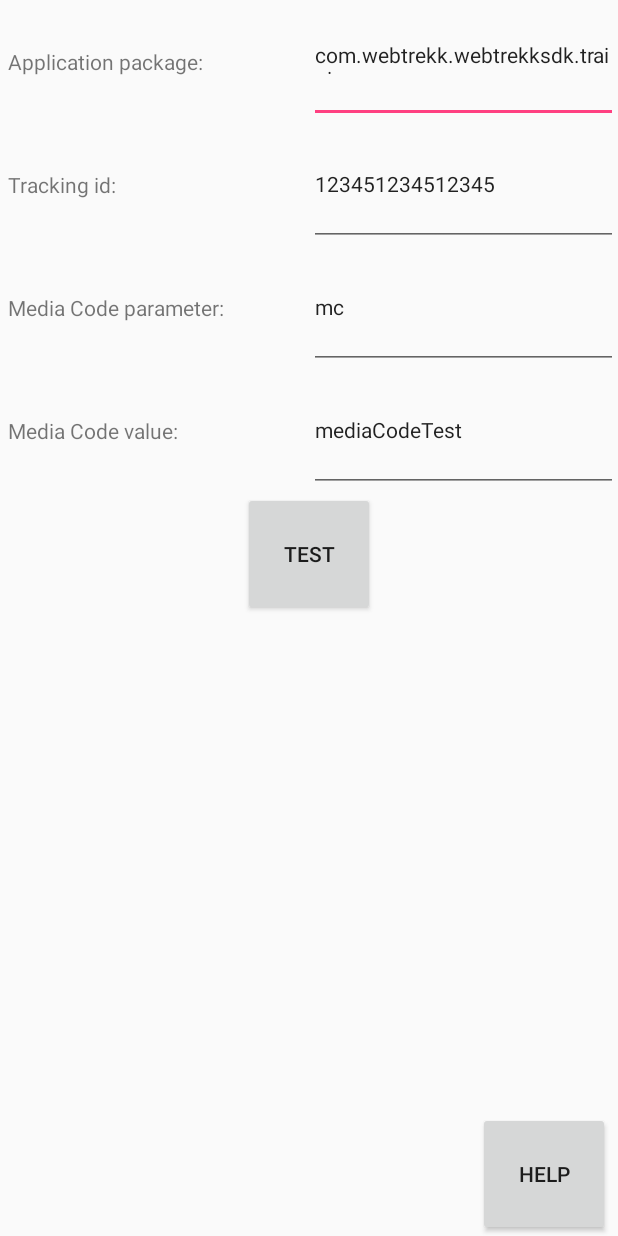
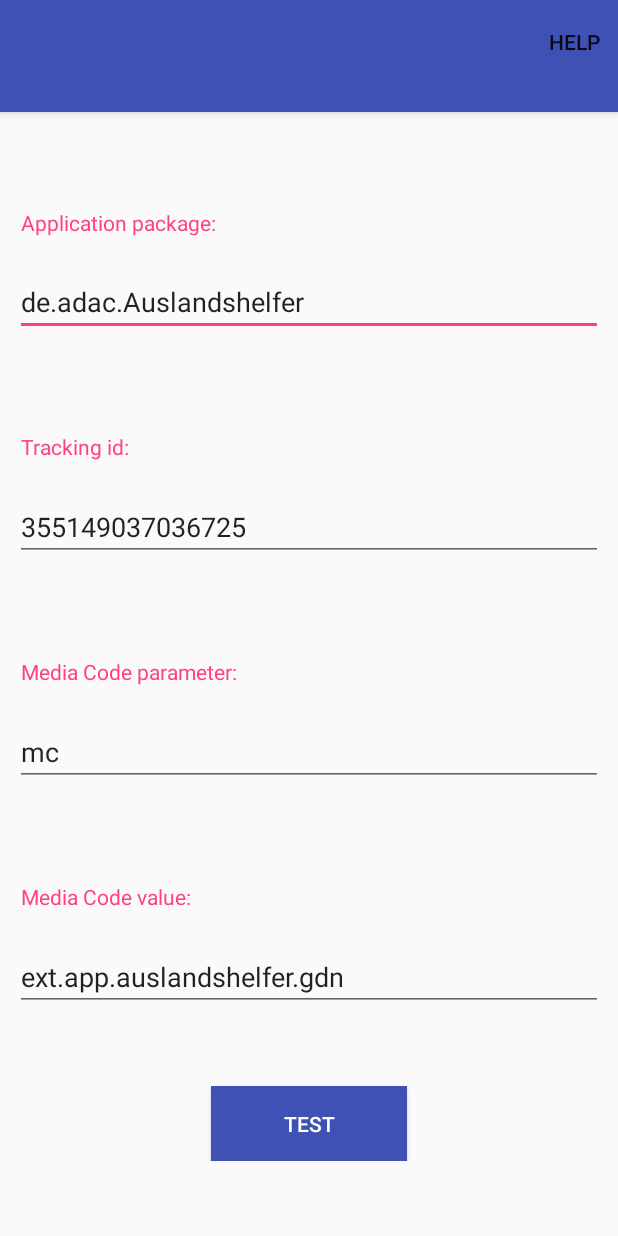
Before and after one commit to Webtrekk/CampaignTest, an Android app: the screen it shows after launch (MainActivity), on a phone screen of 412 x 824 dp. Run offline under Robolectric (Android 15) with nearby library versions, the phone set to English and light mode, and no system bars.

Commit message:
Second commit
UI improvement based on UI design

PIX-287

```diff
--- a/app/src/main/AndroidManifest.xml
+++ b/app/src/main/AndroidManifest.xml
@@ -26,7 +26,11 @@
             android:name=".HelpActivity"
             android:configChanges="orientation"
             android:screenOrientation="portrait"
+            android:parentActivityName=".MainActivity"
             android:theme="@style/AppTheme.NoActionBar">
+            <meta-data
+                android:name="android.support.PARENT_ACTIVITY"
+                android:value=".MainActivity" />
         </activity>
     </application>
 
--- a/app/src/main/java/com/webtrekk/referrertest/HelpActivity.java
+++ b/app/src/main/java/com/webtrekk/referrertest/HelpActivity.java
@@ -17,22 +17,30 @@
 * Created by vartbaronov on 24.11.16.
 */
 
-
 package com.webtrekk.referrertest;
 
-import android.app.Activity;
 import android.os.Bundle;
+import android.support.v7.app.ActionBar;
+import android.support.v7.app.AppCompatActivity;
+import android.support.v7.widget.Toolbar;
 import android.view.View;
 import android.webkit.WebView;
 
 
-public class HelpActivity extends Activity {
+public class HelpActivity extends AppCompatActivity {
     @Override
     protected void onCreate(Bundle savedInstanceState) {
         super.onCreate(savedInstanceState);
         setContentView(R.layout.activity_main);
 
-        findViewById(R.id.main_layout).setVisibility(View.INVISIBLE);
+        Toolbar myToolbar = (Toolbar) findViewById(R.id.toolbar);
+        setSupportActionBar(myToolbar);
+
+        ActionBar actionBar = getSupportActionBar();
+        actionBar.setDisplayHomeAsUpEnabled(true);
+        actionBar.setTitle(null);
+
+        findViewById(R.id.main_layout).setVisibility(View.GONE);
 
         WebView vebView = (WebView)findViewById(R.id.web_view);
 
--- a/app/src/main/java/com/webtrekk/referrertest/MainActivity.java
+++ b/app/src/main/java/com/webtrekk/referrertest/MainActivity.java
@@ -19,15 +19,19 @@
 
 package com.webtrekk.referrertest;
 
-import android.app.Activity;
 import android.content.DialogInterface;
 import android.content.Intent;
+import android.content.SharedPreferences;
 import android.content.pm.PackageManager;
 import android.os.Bundle;
 import android.os.Handler;
 import android.support.v7.app.AlertDialog;
+import android.support.v7.app.AppCompatActivity;
+import android.support.v7.widget.Toolbar;
 import android.text.Editable;
 import android.text.TextWatcher;
+import android.view.Menu;
+import android.view.MenuItem;
 import android.view.View;
 import android.webkit.WebView;
 import android.webkit.WebViewClient;
@@ -40,7 +44,7 @@ import java.util.regex.Matcher;
 import java.util.regex.Pattern;
 
 
-public class MainActivity extends Activity {
+public class MainActivity extends AppCompatActivity {
 
     private EditText mApplicationPackage;
     private EditText mTrackingID;
@@ -48,6 +52,16 @@ public class MainActivity extends Activity {
     private EditText mMediaCodeValue;
     private Button mTestButton;
     private boolean mIsShouldStarted;
+    AlertDialog mAlertDialog;
+
+    private static final String APPLICATION_PACKAGE_SETTING = "APPLICATION_PACKAGE_SETTING";
+    private static final String TRACKING_ID_SETTING = "TRACKING_ID_SETTING";
+    private static final String MEDIA_PARAMETER_SETTING = "MEDIA_PARAMETER_SETTING";
+    private static final String MEDIA_CODE_VALUE = "MEDIA_CODE_VALUE";
+
+    private static final int mEditsIDs[] = {R.id.application_id, R.id.tracking_id, R.id.media_code_par, R.id.media_code_val};
+    private static final String mSettingKeys[] = {APPLICATION_PACKAGE_SETTING, TRACKING_ID_SETTING, MEDIA_PARAMETER_SETTING, MEDIA_CODE_VALUE};
+
 
     @Override
     protected void onCreate(Bundle savedInstanceState) {
@@ -59,6 +73,8 @@ public class MainActivity extends Activity {
         mMediaCodeParameter = (EditText)findViewById(R.id.media_code_par);
         mMediaCodeValue = (EditText)findViewById(R.id.media_code_val);
         mTestButton = (Button)findViewById(R.id.test_button);
+
+        readFromSetting();
 
         TextWatcher textWatcher = new TextWatcher() {
             @Override
@@ -90,15 +106,11 @@ public class MainActivity extends Activity {
             }
         });
 
-        Button helpButton = (Button)findViewById(R.id.help_button);
-        helpButton.setOnClickListener(new View.OnClickListener() {
-            @Override
-            public void onClick(View v) {
-                startActivity(new Intent(MainActivity.this, HelpActivity.class));
-            }
-        });
+        validateInput();
 
-        validateInput();
+        Toolbar myToolbar = (Toolbar) findViewById(R.id.toolbar);
+        setSupportActionBar(myToolbar);
+        getSupportActionBar().setTitle(null);
     }
 
     private boolean validateInput(){
@@ -139,10 +151,10 @@ public class MainActivity extends Activity {
                                                  processClickID(clickID);
                                                  isProcessed = true;
                                              } else {
-                                                 error = "Incorrect referrer:"+ referrerValue;
+                                                 error = getString(R.string.error_incorrect_referer, referrerValue);
                                              }
                                          } else{
-                                             error = "Lack of referrer in url:"+ url;
+                                             error = getString(R.string.error_lack_of_referer, url);
                                          }
 
                                          if (!isProcessed){
@@ -161,29 +173,100 @@ public class MainActivity extends Activity {
             error = "Undefined error";
         }
 
-        AlertDialog alertDialog = new AlertDialog.Builder(MainActivity.this).create();
-        alertDialog.setTitle("Error");
-        alertDialog.setMessage(error);
-        alertDialog.setButton(AlertDialog.BUTTON_NEUTRAL, "OK",
+        if (mAlertDialog == null)
+            mAlertDialog = new AlertDialog.Builder(MainActivity.this).create();
+
+        if (mAlertDialog.isShowing())
+            mAlertDialog.dismiss();
+
+        mAlertDialog.setTitle("Error");
+        mAlertDialog.setMessage(error);
+        mAlertDialog.setButton(AlertDialog.BUTTON_NEUTRAL, "OK",
                 new DialogInterface.OnClickListener() {
                     public void onClick(DialogInterface dialog, int which) {
                         dialog.dismiss();
                     }
                 });
-        alertDialog.show();
+        mAlertDialog.show();
     }
 
     @Override
     public void onStart(){
         super.onStart();
         mIsShouldStarted = false;
-        findViewById(R.id.final_help_text).setVisibility(View.INVISIBLE);
     }
 
     @Override
     public void onStop(){
         super.onStop();
+
+        saveToSetting();
+        if (mIsShouldStarted && mAlertDialog != null && mAlertDialog.isShowing())
+            mAlertDialog.dismiss();
         mIsShouldStarted = false;
+    }
+
+    @Override
+    protected void onDestroy() {
+        super.onDestroy();
+    }
+
+
+    @Override
+    public boolean onCreateOptionsMenu(Menu menu) {
+        // Inflate the menu; this adds items to the action bar if it is present.
+        getMenuInflater().inflate(R.menu.menu_main, menu);
+        return true;
+    }
+
+
+    @Override
+    public boolean onOptionsItemSelected(MenuItem item) {
+        // Handle action bar item clicks here. The action bar will
+        // automatically handle clicks on the Home/Up button, so long
+        // as you specify a parent activity in AndroidManifest.xml.
+        int id = item.getItemId();
+
+        //noinspection SimplifiableIfStatement
+        if (id == R.id.action_help) {
+            startActivity(new Intent(MainActivity.this, HelpActivity.class));
+            return true;
+        }
+
+        return super.onOptionsItemSelected(item);
+    }
+
+    private void readFromSetting(){
+
+        SharedPreferences pref = getPreferences(MODE_PRIVATE);
+
+        for (int i = 0; i < mEditsIDs.length; i++) {
+            EditText editCtrl = (EditText)findViewById(mEditsIDs[i]);
+            if (editCtrl != null){
+                String text = pref.getString(mSettingKeys[i], null);
+                if (text != null && !text.isEmpty()){
+                    editCtrl.setText(text);
+                }
+            }
+        }
+    }
+
+    private void saveToSetting()
+    {
+        SharedPreferences.Editor prefEdit = getPreferences(MODE_PRIVATE).edit();
+
+        for (int i = 0; i < mEditsIDs.length; i++) {
+            EditText editCtrl = (EditText)findViewById(mEditsIDs[i]);
+            if (editCtrl != null){
+                String text = editCtrl.getText().toString();
+                if (text != null){
+                    prefEdit.putString(mSettingKeys[i], text);
+                } else {
+                    prefEdit.remove(mSettingKeys[i]);
+                }
+            }
+        }
+        prefEdit.apply();
     }
 
     private void processClickID(String clickID){
@@ -211,8 +294,7 @@ public class MainActivity extends Activity {
             intent.setClassName(packageName, "com.webtrekk.webtrekksdk.ReferrerReceiver");
             sendBroadcast(intent);
 
-            //launc this app
-
+            //launch this app
             Intent launchIntent = getPackageManager().getLaunchIntentForPackage(packageName);
             if (launchIntent != null) {
                 startActivity(launchIntent);
@@ -223,11 +305,7 @@ public class MainActivity extends Activity {
                     @Override
                     public void run() {
                         if (mIsShouldStarted){
-                            View view = MainActivity.this.findViewById(R.id.final_help_text);
-
-                            if (view != null){
-                                view.setVisibility(View.VISIBLE);
-                            }
+                            processError(getString(R.string.error_no_launch));
                         }
                     }
                 }, 2000);
@@ -237,7 +315,7 @@ public class MainActivity extends Activity {
 
         }
             if (!isInstalled){
-                processError("Package " + packageName +" isn't insalled on this device. Please change package name.");
+                processError(getString(R.string.error_incorrect_package, packageName));
             }
     }
 
--- /dev/null
+++ b/app/src/main/res/drawable/button_background_color.xml
@@ -0,0 +1,13 @@
+<?xml version="1.0" encoding="utf-8"?>
+<selector xmlns:android="http://schemas.android.com/apk/res/android">
+        <item android:state_enabled="false">
+        <shape>
+                <solid android:color="#d3d3d3" />
+        </shape>
+        </item>
+        <item>
+                <shape>
+                        <solid android:color="?attr/colorPrimary" />
+                </shape>
+        </item>
+</selector>
--- /dev/null
+++ b/app/src/main/res/drawable/button_text_color.xml
@@ -0,0 +1,5 @@
+<?xml version="1.0" encoding="utf-8"?>
+<selector xmlns:android="http://schemas.android.com/apk/res/android">
+        <item android:state_enabled="false" android:color="#a9a9a9"/>
+        <item android:color="#FFFFFFFF"/>
+</selector>
--- a/app/src/main/res/layout/activity_main.xml
+++ b/app/src/main/res/layout/activity_main.xml
@@ -1,148 +1,128 @@
 <?xml version="1.0" encoding="utf-8"?>
-<RelativeLayout xmlns:android="http://schemas.android.com/apk/res/android"
+<LinearLayout xmlns:android="http://schemas.android.com/apk/res/android"
     xmlns:app="http://schemas.android.com/apk/res-auto"
     xmlns:tools="http://schemas.android.com/tools"
     android:layout_width="match_parent"
     android:layout_height="match_parent"
+    android:orientation="vertical"
+    android:weightSum="11"
     tools:context="com.webtrekk.referrertest.MainActivity">
+    <android.support.v7.widget.Toolbar
+        android:id="@+id/toolbar"
+        android:layout_width="match_parent"
+        android:layout_height="0dp"
+        android:layout_weight="1"
+        android:background="?attr/colorPrimary"
+        android:elevation="4dp"
+        android:theme="@style/ThemeOverlay.AppCompat.ActionBar"
+        app:popupTheme="@style/ThemeOverlay.AppCompat.Light"/>
     <LinearLayout
         android:id="@+id/main_layout"
         android:layout_width="match_parent"
-        android:layout_height="match_parent"
+        android:layout_height="0dp"
+        android:layout_weight="10"
+        android:paddingLeft="10dp"
+        android:paddingRight="10dp"
         android:orientation="vertical"
         android:weightSum="100">
         <LinearLayout
-        android:layout_width="match_parent"
-        android:layout_height="0dp"
-        android:layout_weight="10"
-        android:weightSum="100">
+            style="@style/LayoutForCampaignAttr">
+        <Space
+            style="@style/SpaceForCampaignAttr"/>
         <TextView
-            android:layout_width="0dp"
-            android:layout_height="match_parent"
-            android:padding="5dp"
-            android:gravity="center_vertical"
-            android:layout_weight="50"
+            style="@style/TextViewForCampaignAttr"
             android:text="@string/package_name"/>
         <EditText
             android:id="@+id/application_id"
-            android:layout_width="0dp"
-            android:layout_weight="50"
-            android:layout_height="match_parent"
-            android:hint="@string/package_name_hint"
-            android:textAppearance="@style/TextAppearance.AppCompat"
-            android:maxLines="1"
-            android:text="com.webtrekk.webtrekksdk.training" />
+            style="@style/EdtiTextForCampaignAttr"
+            android:text="de.adac.Auslandshelfer"
+            android:hint="@string/package_name_hint"/>
    </LinearLayout>
     <LinearLayout
-        android:layout_width="match_parent"
-        android:layout_weight="10"
-        android:layout_height="0dp">
+        style="@style/LayoutForCampaignAttr">
+        <Space
+           style="@style/SpaceForCampaignAttr"/>
         <TextView
-            android:layout_width="0dp"
-            android:layout_height="match_parent"
-            android:padding="5dp"
-            android:gravity="center_vertical"
-            android:layout_weight="50"
+            style="@style/TextViewForCampaignAttr"
             android:text="@string/tracking_id"/>
         <EditText
             android:id="@+id/tracking_id"
-            android:layout_width="0dp"
-            android:layout_weight="50"
-            android:layout_height="match_parent"
+            style="@style/EdtiTextForCampaignAttr"
             android:hint="@string/tracking_id_hint"
-            android:inputType="number"
-            android:textAppearance="@style/TextAppearance.AppCompat"
-            android:maxLines="1"
-            android:text="123451234512345" />
+            android:text="355149037036725"
+            android:inputType="number"/>
     </LinearLayout>
-
         <LinearLayout
-        android:layout_width="match_parent"
-        android:layout_weight="10"
-        android:layout_height="0dp">
+            style="@style/LayoutForCampaignAttr">
+        <Space
+            style="@style/SpaceForCampaignAttr"/>
         <TextView
-            android:layout_width="0dp"
-            android:layout_height="match_parent"
-            android:padding="5dp"
-            android:gravity="center_vertical"
-            android:layout_weight="50"
+            style="@style/TextViewForCampaignAttr"
             android:text="@string/media_code_parameter"/>
         <EditText
             android:id="@+id/media_code_par"
-            android:layout_width="0dp"
-            android:layout_weight="50"
-            android:layout_height="match_parent"
+            style="@style/EdtiTextForCampaignAttr"
             android:hint="@string/media_code_parameter_hint"
             android:text="mc"
-            android:textAppearance="@style/TextAppearance.AppCompat"
-            android:maxLines="1"
+            android:selectAllOnFocus="true" />
+    </LinearLayout>
+        <LinearLayout
+            style="@style/LayoutForCampaignAttr">
+        <Space
+            style="@style/SpaceForCampaignAttr"/>
+        <TextView
+            style="@style/TextViewForCampaignAttr"
+            android:text="@string/media_code_value"/>
+        <EditText
+            android:id="@+id/media_code_val"
+            style="@style/EdtiTextForCampaignAttr"
+            android:hint="@string/media_code_value_hint"
+            android:text="ext.app.auslandshelfer.gdn"
             android:selectAllOnFocus="true" />
     </LinearLayout>
     <LinearLayout
         android:layout_width="match_parent"
-        android:layout_weight="10"
-        android:layout_height="0dp">
-        <TextView
+        android:layout_weight="20"
+        android:layout_height="0dp"
+        android:orientation="vertical"
+        android:weightSum="3">
+        <Space
+            android:layout_width="match_parent"
+            android:layout_height="0dp"
+            android:layout_weight="1"/>
+        <LinearLayout
+            android:layout_width="match_parent"
+            android:layout_height="0dp"
+            android:weightSum="3"
+            android:layout_weight="1">
+            <Space
                 android:layout_width="0dp"
                 android:layout_height="match_parent"
-            android:padding="5dp"
-            android:gravity="center_vertical"
-            android:layout_weight="50"
-            android:text="@string/media_code_value"/>
-        <EditText
-            android:id="@+id/media_code_val"
-            android:layout_width="0dp"
-            android:layout_weight="50"
-            android:layout_height="match_parent"
-            android:hint="@string/media_code_value_hint"
-            android:text="mediaCodeTest"
-            android:textAppearance="@style/TextAppearance.AppCompat"
-            android:maxLines="1"
-            android:selectAllOnFocus="true" />
-    </LinearLayout>
-    <FrameLayout
-        android:layout_width="match_parent"
-        android:layout_weight="10"
-        android:layout_height="0dp">
+                android:layout_weight="1"/>
             <Button
                 android:id="@+id/test_button"
-            android:layout_width="wrap_content"
+                android:layout_width="0dp"
                 android:layout_height="match_parent"
-            android:padding="5dp"
-            android:layout_gravity="center"
-            android:enabled="false"
+                android:layout_weight="1"
+                android:enabled="true"
+                android:background="@drawable/button_background_color"
+                android:textColor="@drawable/button_text_color"
                 android:text="@string/button_test"/>
-    </FrameLayout>
-    <FrameLayout
+            <Space
+                android:layout_width="0dp"
+                android:layout_height="match_parent"
+                android:layout_weight="1"/>
+        </LinearLayout>
+        <Space
             android:layout_width="match_parent"
             android:layout_height="0dp"
-        android:layout_weight="40">
-        <TextView
-            android:layout_width="match_parent"
-            android:layout_height="match_parent"
-            android:text="@string/no_launch_err_text"
-            android:id="@+id/final_help_text"
-            android:visibility="invisible"
-            android:padding="5dp"
-            android:textColor="@color/colorAccent" />
-    </FrameLayout>
-    <FrameLayout
-        android:layout_width="match_parent"
-        android:layout_weight="10"
-        android:layout_height="0dp">
-        <Button
-            android:id="@+id/help_button"
-            android:layout_width="wrap_content"
-            android:layout_height="match_parent"
-            android:padding="5dp"
-            android:layout_marginEnd="5dp"
-            android:layout_gravity="end|center_vertical"
-            android:text="@string/button_help"/>
-    </FrameLayout>
+            android:layout_weight="1"/>
+    </LinearLayout>
     </LinearLayout>
     <WebView
         android:id="@+id/web_view"
         android:layout_width="match_parent"
-        android:layout_height="wrap_content"
+        android:layout_weight="10"
+        android:layout_height="0dp"
         android:visibility="gone"/>
-</RelativeLayout>
+</LinearLayout>
--- a/app/src/main/res/menu/menu_main.xml
+++ b/app/src/main/res/menu/menu_main.xml
@@ -3,8 +3,8 @@
     xmlns:tools="http://schemas.android.com/tools"
     tools:context="com.webtrekk.referrertest.MainActivity">
     <item
-        android:id="@+id/action_settings"
-        android:orderInCategory="100"
-        android:title="@string/action_settings"
-        app:showAsAction="never" />
+        android:id="@+id/action_help"
+        android:orderInCategory="0"
+        android:title="@string/button_help"
+        app:showAsAction="always" />
 </menu>
--- a/app/src/main/res/values/strings.xml
+++ b/app/src/main/res/values/strings.xml
@@ -11,7 +11,10 @@
     <string name="media_code_value_hint">any string</string>
     <string name="button_test">TEST</string>
     <string name="button_help">HELP</string>
-    <string name="no_launch_err_text">Tested application should be launched.If this hasn\'t happened, please check if application package name is correctly entered.</string>
+    <string name="error_no_launch">Tested application should be launched.If this hasn\'t happened, please check if application package name is correctly entered.</string>
+    <string name="error_incorrect_referer">Incorrect referrer:%s</string>
+    <string name="error_lack_of_referer">Lack of referrer in url:%s</string>
+    <string name="error_incorrect_package">"Application with package %s isn't installed on this device. Please provide correct package name."</string>
     <string name="html_help"><![CDATA[<h1 style="color: #5e9ca0;">User Guide</h1>
 <p>This application test Webtrekk Installation Campaign. Application launches your application and sends to it referer in the way Android does, when install application from Google Market.</p>
 <p>If your application has integrated with Webtrekk SDK, including special change in manifest for campaign attribution, it should send with next tracking request media code and finalize campaign. Below is instruction for performing test:</p>
--- a/app/src/main/res/values/styles.xml
+++ b/app/src/main/res/values/styles.xml
@@ -6,6 +6,7 @@
         <item name="colorPrimary">@color/colorPrimary</item>
         <item name="colorPrimaryDark">@color/colorPrimaryDark</item>
         <item name="colorAccent">@color/colorAccent</item>
+        <item name="android:textColor">@color/colorAccent</item>
     </style>
 
     <style name="AppTheme.NoActionBar">
@@ -17,4 +18,31 @@
 
     <style name="AppTheme.PopupOverlay" parent="ThemeOverlay.AppCompat.Light" />
 
+    <style name="SpaceForCampaignAttr">
+        <item name="android:layout_width">match_parent</item>
+        <item name="android:layout_height">0dp</item>
+        <item name="android:layout_weight">6</item>
+    </style>
+
+    <style name="TextViewForCampaignAttr">
+        <item name="android:layout_width">match_parent</item>
+        <item name="android:layout_height">0dp</item>
+        <item name="android:layout_weight">3</item>
+        <item name="android:layout_marginLeft">4dp</item>
+    </style>
+    <style name="LayoutForCampaignAttr">
+        <item name="android:layout_width">match_parent</item>
+        <item name="android:layout_height">0dp</item>
+        <item name="android:layout_weight">20</item>
+        <item name="android:weightSum">14</item>
+        <item name="android:orientation">vertical</item>
+    </style>
+    <style name="EdtiTextForCampaignAttr">
+        <item name="android:layout_width">match_parent</item>
+        <item name="android:layout_height">0dp</item>
+        <item name="android:layout_weight">5</item>
+        <item name="android:maxLines">1</item>
+        <item name="android:singleLine">true</item>
+        <item name="android:gravity">bottom</item>
+    </style>
 </resources>
```
Also changed, not shown: app/src/main/res/mipmap-xxhdpi/ic_launcher.png, 1 other file. Lines whose indentation alone changed are shown as unchanged.
